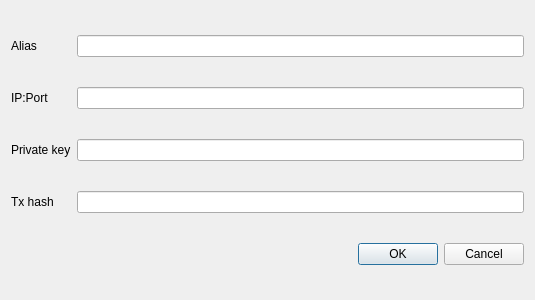
The window that src/qt/forms/editmasternodedialog.ui (BitCannaGlobal/BCNA_bitcore_old) describes before a commit, drawn with Qt 5.
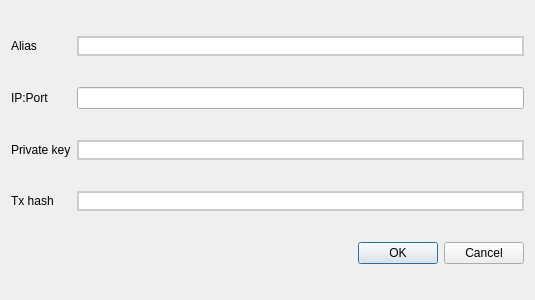
The same window after the commit.

Patch:
```diff
--- a/src/qt/forms/editmasternodedialog.ui
+++ b/src/qt/forms/editmasternodedialog.ui
@@ -13,6 +13,12 @@
   <property name="windowTitle">
    <string>Dialog</string>
   </property>
+  <property name="styleSheet">
+   <string notr="true">QLineEdit:disabled {
+    color: #cccccc;
+    border: 2px solid #cccccc;
+    }</string>
+  </property>
   <layout class="QGridLayout" name="gridLayout">
    <item row="2" column="1">
     <widget class="QLineEdit" name="editMNDialogAddressEdit"/>
@@ -25,7 +31,14 @@
     </widget>
    </item>
    <item row="3" column="1">
-    <widget class="QLineEdit" name="editMNDialogPrivateKeyEdit"/>
+    <widget class="QLineEdit" name="editMNDialogPrivateKeyEdit">
+     <property name="enabled">
+      <bool>false</bool>
+     </property>
+     <property name="readOnly">
+      <bool>true</bool>
+     </property>
+    </widget>
    </item>
    <item row="3" column="0">
     <widget class="QLabel" name="editMNDialogPrivateKeyLabel">
@@ -36,6 +49,9 @@
    </item>
    <item row="5" column="1">
     <widget class="QDialogButtonBox" name="buttonBox">
+     <property name="styleSheet">
+      <string notr="true"/>
+     </property>
      <property name="orientation">
       <enum>Qt::Horizontal</enum>
      </property>
@@ -52,7 +68,11 @@
     </widget>
    </item>
    <item row="1" column="1">
-    <widget class="QLineEdit" name="editMNDialogAliasEdit"/>
+    <widget class="QLineEdit" name="editMNDialogAliasEdit">
+     <property name="enabled">
+      <bool>false</bool>
+     </property>
+    </widget>
    </item>
    <item row="4" column="0">
     <widget class="QLabel" name="editMNDialogTxLabel">
@@ -62,7 +82,14 @@
     </widget>
    </item>
    <item row="4" column="1">
-    <widget class="QLineEdit" name="editMNDialogTxEdit"/>
+    <widget class="QLineEdit" name="editMNDialogTxEdit">
+     <property name="enabled">
+      <bool>false</bool>
+     </property>
+     <property name="readOnly">
+      <bool>true</bool>
+     </property>
+    </widget>
    </item>
   </layout>
  </widget>
```
Left out of the diff: 9 changed lines with no effect on the pictures.
